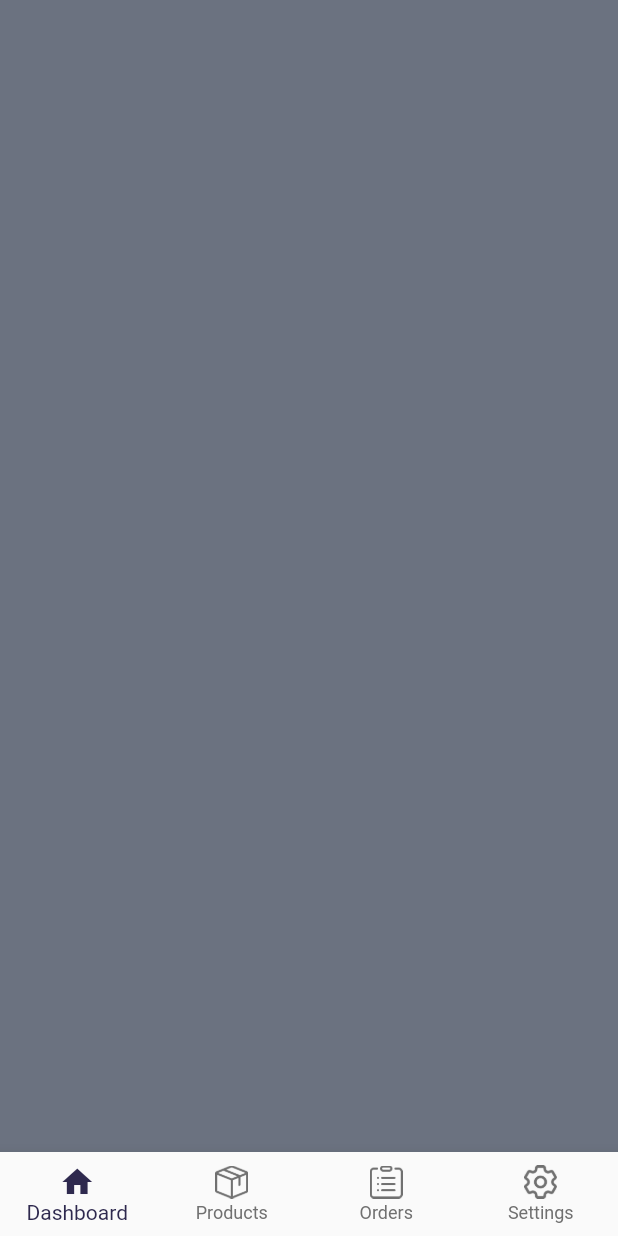
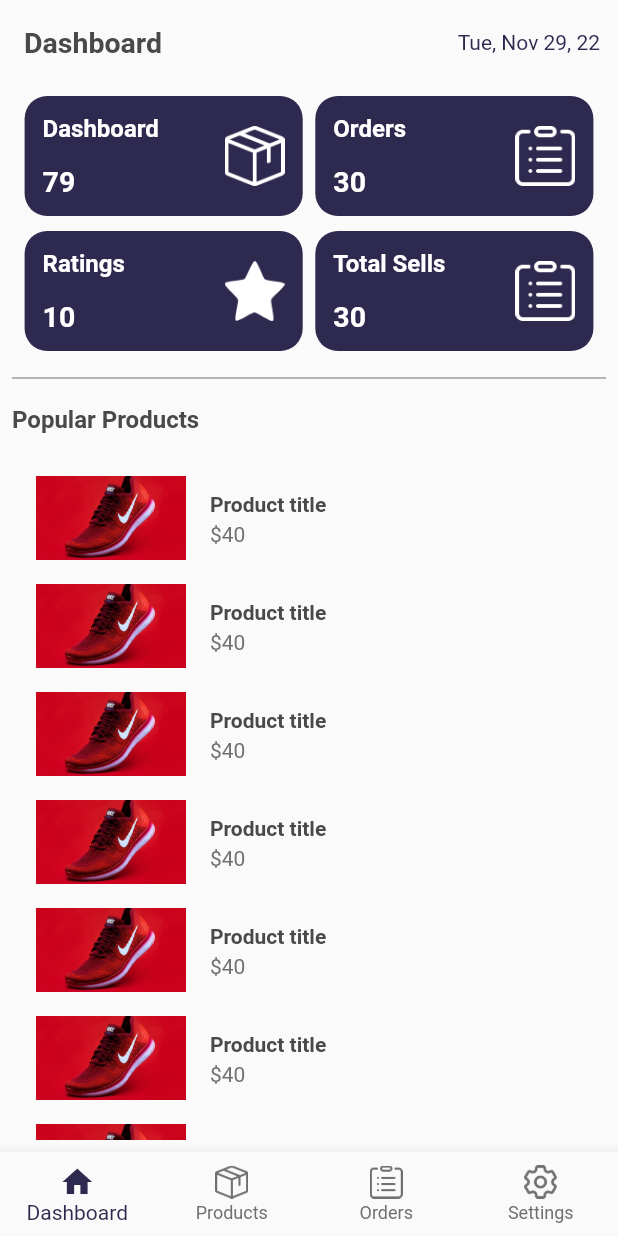
Before and after one commit to Sohag-84/eMart-sellar-app, a Flutter app: the screen it shows after launch, after a tap on "Login", on a phone screen of 412 x 824 dp. Run offline on Flutter 3.47's test engine with Material 2 defaults, Android fonts, the light colour scheme and no system bars; our stand-ins replace firebase_core, get, velocity_x; accounts and stored records are empty.

Commit message:
home screen

```diff
--- a/lib/const/strings.dart
+++ b/lib/const/strings.dart
@@ -11,4 +11,8 @@ const appname = "eMart Seller App",
     dahsboard = "Dashboard",
     orders = "Orders",
     products = "Products",
-    settings = "Settings";
+    settings = "Settings",
+    loginTo = "Login to your account",
+    rating = "Ratings",
+    totalSells = "Total Sells",
+    popularProducts = "Popular Products";
--- a/lib/views/auth_screen/login_screen.dart
+++ b/lib/views/auth_screen/login_screen.dart
@@ -32,7 +32,9 @@ class LoginScreen extends StatelessWidget {
                   normalText(text: appname, size: 20)
                 ],
               ),
-              50.heightBox,
+              30.heightBox,
+              normalText(text: loginTo,size: 18),
+              10.heightBox,
               Column(
                 children: [
                   TextFormField(
--- a/lib/views/home_screen/home_screen.dart
+++ b/lib/views/home_screen/home_screen.dart
@@ -1,12 +1,97 @@
+// ignore_for_file: prefer_const_constructors
+
 import 'package:e_mart_seller/const/const.dart';
+import 'package:e_mart_seller/widgets/dashboard_button.dart';
+import 'package:intl/intl.dart' as intl;
 
 class HomeScreen extends StatelessWidget {
   const HomeScreen({Key? key}) : super(key: key);
 
   @override
   Widget build(BuildContext context) {
-    return Container(
-      color: Vx.randomColor,
+    return Scaffold(
+      appBar: AppBar(
+        automaticallyImplyLeading: false,
+        actions: [
+          Center(
+            child: normalText(
+              text: intl.DateFormat('EEE, MMM d, ' 'yy').format(DateTime.now()),
+              color: purpleColor,
+            ),
+          ),
+          12.widthBox,
+        ],
+        title: boldText(text: dahsboard, color: fontGrey, size: 19),
+      ),
+      body: Padding(
+        padding: const EdgeInsets.all(8.0),
+        child: Column(
+          crossAxisAlignment: CrossAxisAlignment.start,
+          children: [
+            Row(
+              mainAxisAlignment: MainAxisAlignment.spaceEvenly,
+              children: [
+                dashboardButton(
+                  context: context,
+                  title: dahsboard,
+                  quantity: "79",
+                  icon: icProducts,
+                ),
+                dashboardButton(
+                  context: context,
+                  title: orders,
+                  quantity: "30",
+                  icon: icOrders,
+                ),
+              ],
+            ),
+            10.heightBox,
+            Row(
+              mainAxisAlignment: MainAxisAlignment.spaceEvenly,
+              children: [
+                dashboardButton(
+                  context: context,
+                  title: rating,
+                  quantity: "10",
+                  icon: icStar,
+                ),
+                dashboardButton(
+                  context: context,
+                  title: totalSells,
+                  quantity: "30",
+                  icon: icOrders,
+                ),
+              ],
+            ),
+            10.heightBox,
+            Divider(color: darkGrey),
+            10.heightBox,
+            boldText(text: popularProducts, color: fontGrey, size: 16),
+            20.heightBox,
+            Expanded(
+              child: ListView(
+                shrinkWrap: true,
+                physics: BouncingScrollPhysics(),
+                children: List.generate(
+                  10,
+                  (index) {
+                    return ListTile(
+                      leading: Image.asset(
+                        imgProduct,
+                        width: 100,
+                        height: 100,
+                        fit: BoxFit.cover,
+                      ),
+                      title: boldText(text: "Product title", color: fontGrey),
+                      subtitle: normalText(text: "\$40", color: darkGrey),
+                    );
+                  },
+                ),
+              ),
+            ),
+          ],
+        ),
+      ),
     );
   }
 }
--- /dev/null
+++ b/lib/widgets/dashboard_button.dart
@@ -0,0 +1,28 @@
+import 'package:e_mart_seller/const/const.dart';
+
+Widget dashboardButton(
+    {required context,
+    required String title,
+    required quantity,
+    required icon}) {
+  var size = MediaQuery.of(context).size.width;
+  return Row(
+    children: [
+      Expanded(
+        child: Column(
+          crossAxisAlignment: CrossAxisAlignment.start,
+          mainAxisAlignment: MainAxisAlignment.spaceBetween,
+          children: [
+            boldText(text: title, size: 16),
+            boldText(text: quantity, size: 19)
+          ],
+        ),
+      ),
+      Image.asset(
+        icon,
+        color: white,
+        width: 40,
+      )
+    ],
+  ).box.color(purpleColor).size(size * 0.45, 80).rounded.p12.make();
+}
--- a/pubspec.yaml
+++ b/pubspec.yaml
@@ -39,6 +39,7 @@ dependencies:
   firebase_storage: ^11.0.6
   cloud_firestore: ^4.1.0
   image_picker: ^0.8.6
+  intl: ^0.17.0
 
 dev_dependencies:
   flutter_test:
```
Also changed, not shown: pubspec.lock.
